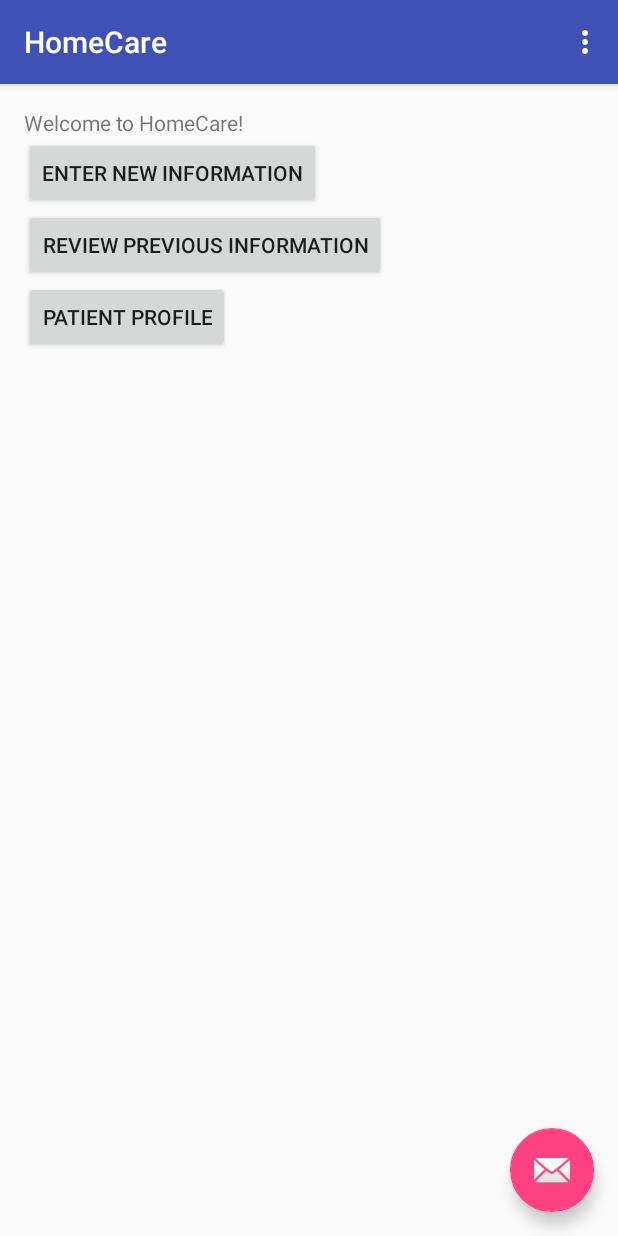
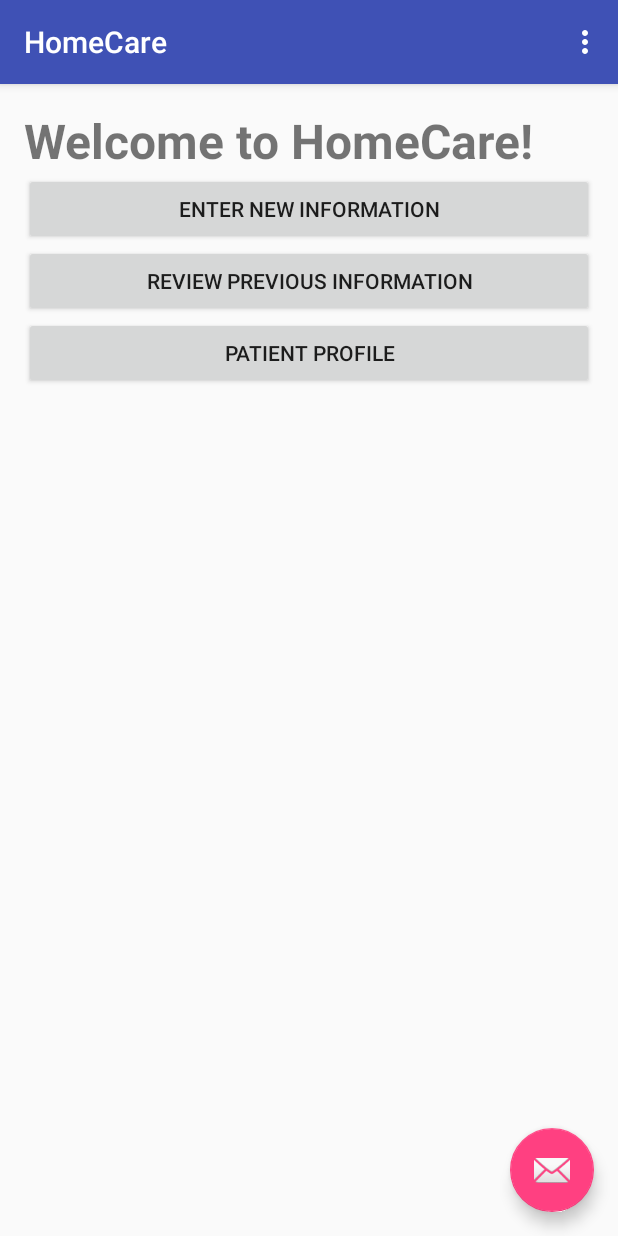
Before and after one commit to jdaum/HomeCare, an Android app: the screen it shows after launch (MainActivity), on a phone screen of 412 x 824 dp. Run offline under Robolectric (Android 15) with nearby library versions, the phone set to English and light mode, and no system bars.

Commit message:
layout changed

```diff
--- a/HomeCare/app/src/main/res/layout/content_main.xml
+++ b/HomeCare/app/src/main/res/layout/content_main.xml
@@ -15,22 +15,25 @@
     <TextView android:id = "@+id/text"
         android:layout_width="wrap_content"
         android:layout_height="wrap_content"
-        android:text="Welcome to HomeCare!" />
+        android:text="Welcome to HomeCare!"
+        android:textSize="32sp"
+        android:textStyle="bold"
+        android:layout_gravity="center" />
 
     <Button android:id="@+id/new_info"
-        android:layout_width="wrap_content"
+        android:layout_width="fill_parent"
         android:layout_height="wrap_content"
         android:layout_below = "@+id/text"
         android:text="@string/new_info" />
 
     <Button android:id="@+id/review_info"
-        android:layout_width="wrap_content"
+        android:layout_width="fill_parent"
         android:layout_height="wrap_content"
         android:layout_below = "@+id/new_info"
         android:text="@string/review_info" />
 
     <Button android:id="@+id/profile"
-        android:layout_width="wrap_content"
+        android:layout_width="fill_parent"
         android:layout_height="wrap_content"
         android:layout_below = "@+id/review_info"
         android:text="@string/profile" />
```
